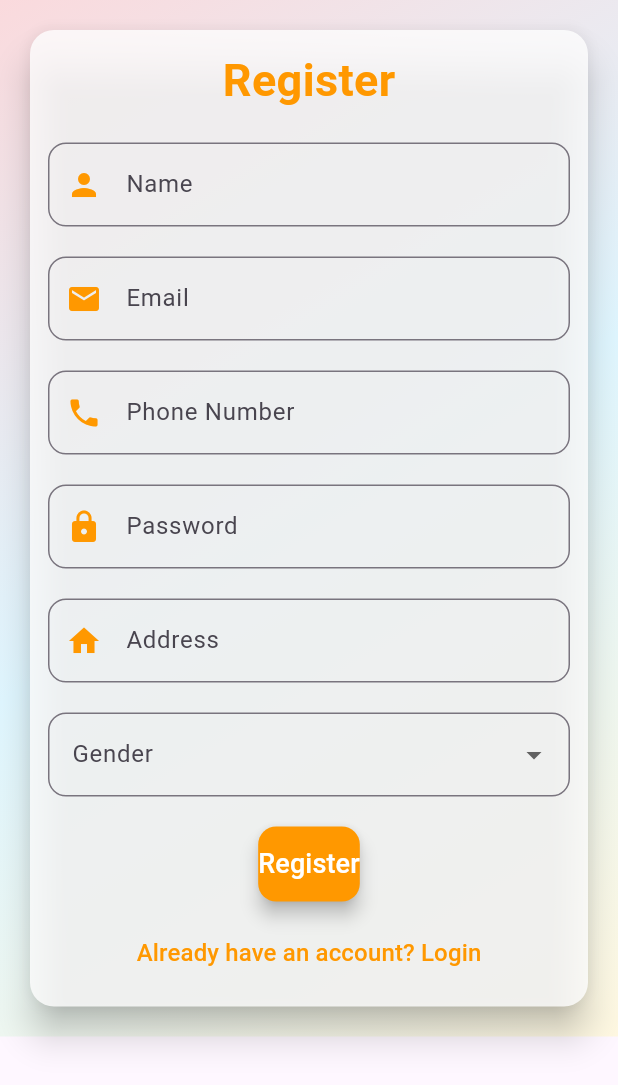
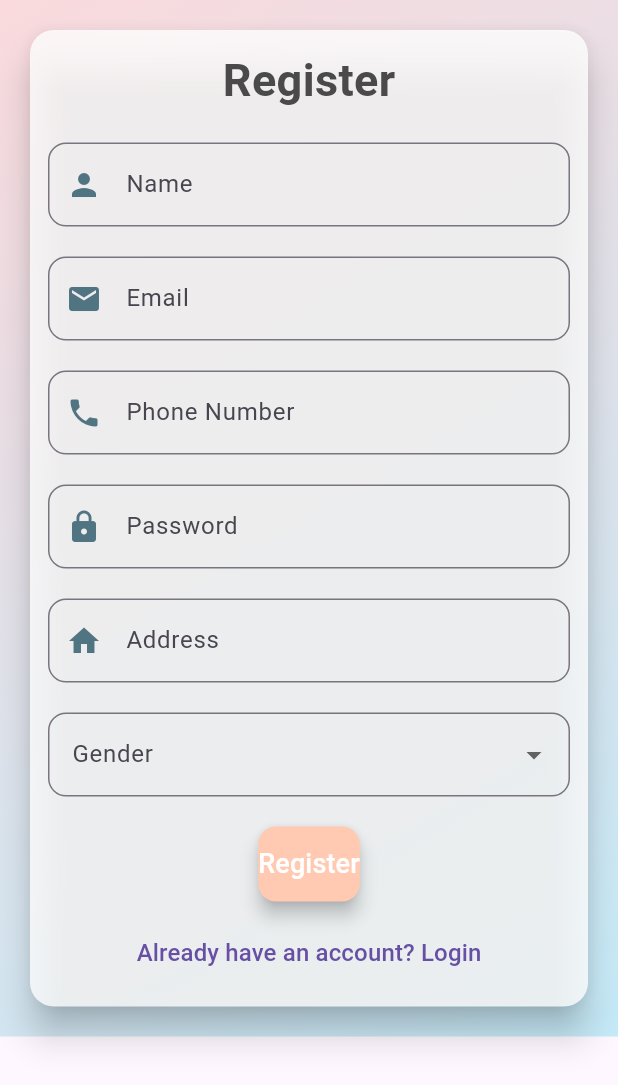
Before and after one commit to SHABBIRKH/BabyShopHub-Flutter, a Flutter app: the screen it shows after launch, after a tap on "Login", after a tap on "Register your self", on a phone screen of 412 x 824 dp. Shown: the top 1085 px of the screen. Run offline on Flutter 3.47's test engine with Material 3 defaults, Android fonts, the phone set to English and light mode, and no system bars; our stand-ins replace cloud_firestore, firebase_auth, firebase_core; accounts and stored records are empty.

Commit message:
changed theme

```diff
--- a/lib/admin/drawer.dart
+++ b/lib/admin/drawer.dart
@@ -3,7 +3,7 @@ import 'package:babyshophub/admin/admin.dart';
 import 'category.dart';
 class sidebar extends StatelessWidget {
   final String userName;
-  const sidebar({Key? key, required this.userName}) : super(key: key);
+  const sidebar({super.key, required this.userName});
   @override
   Widget build(BuildContext context) {
     return  Drawer(
@@ -53,7 +53,7 @@ class sidebar extends StatelessWidget {
               Navigator.pushReplacement(
           context,
           MaterialPageRoute(
-            builder: (context) => MyCategoryApp(), // Pass userName
+            builder: (context) => const MyCategoryApp(), // Pass userName
           ),
         );
             },
--- a/lib/login.dart
+++ b/lib/login.dart
@@ -6,14 +6,16 @@ import 'package:firebase_core/firebase_core.dart';
 import 'package:babyshophub/firebase_options.dart';
 import 'package:flutter/material.dart';
 import 'register.dart';
+
 Future<void> main() async {
   WidgetsFlutterBinding.ensureInitialized();
   await Firebase.initializeApp(
+    options: DefaultFirebaseOptions.currentPlatform,
+  );
+}
 
-    options: DefaultFirebaseOptions.currentPlatform,
-);}
 class MyLogin extends StatelessWidget {
-  const MyLogin({Key? key}) : super(key: key);
+  const MyLogin({super.key});
 
   @override
   Widget build(BuildContext context) {
@@ -28,7 +30,7 @@ class MyLogin extends StatelessWidget {
 }
 
 class LoginPage extends StatefulWidget {
-  const LoginPage({Key? key}) : super(key: key);
+  const LoginPage({super.key});
 
   @override
   _LoginPageState createState() => _LoginPageState();
@@ -52,32 +54,38 @@ class _LoginPageState extends State<LoginPage> {
 
         // Fetch user details from Firestore
         String userId = userCredential.user!.uid;
-      DocumentSnapshot userDoc = await FirebaseFirestore.instance.collection('users').doc(userId).get();
+        DocumentSnapshot userDoc = await FirebaseFirestore.instance
+            .collection('users')
+            .doc(userId)
+            .get();
 
         if (!userDoc.exists) {
           ScaffoldMessenger.of(context).showSnackBar(
-          SnackBar(content: Text('User not found in database')),
+            const SnackBar(content: Text('User not found in database')),
           );
           return;
         }
 
         // Get user name and role
         String userName = userDoc['name']; // Get user name from Firestore
-      String role = userDoc['role'] ?? 'user'; // Default to 'user' if role is not set
+        String role =
+            userDoc['role'] ?? 'user'; // Default to 'user' if role is not set
 
         // Navigate to the correct page based on role
         if (role == 'Admin') {
           Navigator.pushReplacement(
             context,
             MaterialPageRoute(
-            builder: (context) => AdminPage(userName: userName), // Pass userName
+              builder: (context) =>
+                  AdminPage(userName: userName), // Pass userName
             ),
           );
         } else {
           Navigator.pushReplacement(
             context,
             MaterialPageRoute(
-            builder: (context) => userPage(userName: userName), // Pass userName
+              builder: (context) =>
+                  userPage(userName: userName), // Pass userName
             ),
           );
         }
@@ -95,7 +103,11 @@ class _LoginPageState extends State<LoginPage> {
         body: Container(
             decoration: const BoxDecoration(
               gradient: LinearGradient(
-            colors: [Colors.yellow, Colors.orange],
+                colors: [
+                  Color.fromARGB(255, 250, 218, 221),
+                              Color.fromARGB(255, 197, 234, 248),
+
+                ],
                 begin: Alignment.topLeft,
                 end: Alignment.bottomRight,
               ),
@@ -104,7 +116,8 @@ class _LoginPageState extends State<LoginPage> {
                 child: Padding(
               padding: const EdgeInsets.all(16.0),
               child: Card(
-              color: const Color.fromARGB(243, 246, 245, 245).withOpacity(0.8), // Semi-transparent white background
+                color: const Color.fromARGB(243, 246, 245, 245)
+                    .withOpacity(0.8), // Semi-transparent white background
                 elevation: 10,
                 shape: RoundedRectangleBorder(
                   borderRadius: BorderRadius.circular(16),
@@ -121,7 +134,7 @@ class _LoginPageState extends State<LoginPage> {
                           style: TextStyle(
                             fontSize: 32,
                             fontWeight: FontWeight.bold,
-                          color: Colors.orange,
+                            color: Color.fromARGB(255, 74, 74, 74),
                           ),
                         ),
                         const SizedBox(height: 20),
@@ -131,13 +144,18 @@ class _LoginPageState extends State<LoginPage> {
                             labelText: 'Username',
                             border: OutlineInputBorder(
                               borderRadius: BorderRadius.circular(12),
-                            borderSide: BorderSide(color: Colors.orangeAccent),
+                              borderSide:
+                                  const BorderSide(color: Colors.orangeAccent),
                             ),
                             focusedBorder: OutlineInputBorder(
                               borderRadius: BorderRadius.circular(12),
-                            borderSide: const BorderSide(color: Colors.orange),
+                              borderSide:
+                                  const BorderSide(color: Colors.orange),
                             ),
-                          prefixIcon: const Icon(Icons.person, color: Colors.orange),
+                            prefixIcon: const Icon(
+                              Icons.person,
+                              color: Color.fromARGB(255, 81, 116, 131),
+                            ),
                           ),
                           validator: (value) {
                             if (value == null || value.isEmpty) {
@@ -154,13 +172,18 @@ class _LoginPageState extends State<LoginPage> {
                             labelText: 'Password',
                             border: OutlineInputBorder(
                               borderRadius: BorderRadius.circular(12),
-                            borderSide: BorderSide(color: Colors.orangeAccent),
+                              borderSide:
+                                  const BorderSide(color: Colors.orangeAccent),
                             ),
                             focusedBorder: OutlineInputBorder(
                               borderRadius: BorderRadius.circular(12),
-                            borderSide: const BorderSide(color: Colors.orange),
+                              borderSide:
+                                  const BorderSide(color: Colors.orange),
                             ),
-                          prefixIcon: const Icon(Icons.lock, color: Colors.orange),
+                            prefixIcon: const Icon(
+                              Icons.lock,
+                              color: Color.fromARGB(255, 81, 116, 131),
+                            ),
                             // suffixIcon: Padding(
                             //   padding: EdgeInsets.all(0),
                             //   child: IconButton(onPressed: () {
@@ -181,7 +204,8 @@ class _LoginPageState extends State<LoginPage> {
                         ElevatedButton(
                           onPressed: _login,
                           style: ElevatedButton.styleFrom(
-                          backgroundColor: Colors.orange, // Button color
+                            backgroundColor: Color.fromARGB(
+                                255, 255, 202, 177), // Button color
                             padding: const EdgeInsets.symmetric(vertical: 15),
                             shape: RoundedRectangleBorder(
                               borderRadius: BorderRadius.circular(12),
@@ -204,20 +228,24 @@ class _LoginPageState extends State<LoginPage> {
                           child: const Text(
                             'Forgot Password?',
                             style: TextStyle(
-                            color: Colors.orange,
+                              color: Color.fromARGB(255, 74, 74, 74),
                               fontSize: 16,
                             ),
                           ),
                         ),
-                      TextButton(onPressed: (){
+                        TextButton(
+                            onPressed: () {
                               Navigator.of(context).pushReplacement(
-        MaterialPageRoute(builder: (context) => const MyRegister()),
+                                MaterialPageRoute(
+                                    builder: (context) => const MyRegister()),
                               );
-                      }, child: Text("Register your self"))
+                            },
+                            child: const Text("Register your self"))
                       ],
                     ),
                   ),
                 ),
-            ),)
-        )));
-            }}
+              ),
+            ))));
+  }
+}
--- a/lib/main.dart
+++ b/lib/main.dart
@@ -1,4 +1,3 @@
-
 import 'package:babyshophub/firebase_options.dart';
 import 'package:flutter/material.dart';
 import 'dart:async';
@@ -8,12 +7,12 @@ import 'login.dart';
 Future<void> main() async {
   await Firebase.initializeApp(
     options: DefaultFirebaseOptions.currentPlatform,
-);
+  );
   runApp(const MyApp());
 }
 
 class MyApp extends StatelessWidget {
-  const MyApp({Key? key}) : super(key: key);
+  const MyApp({super.key});
 
   @override
   Widget build(BuildContext context) {
@@ -29,13 +28,14 @@ class MyApp extends StatelessWidget {
 }
 
 class SplashScreen extends StatefulWidget {
-  const SplashScreen({Key? key}) : super(key: key);
+  const SplashScreen({super.key});
 
   @override
   _SplashScreenState createState() => _SplashScreenState();
 }
 
-class _SplashScreenState extends State<SplashScreen> with SingleTickerProviderStateMixin {
+class _SplashScreenState extends State<SplashScreen>
+    with SingleTickerProviderStateMixin {
   late AnimationController _controller;
   late Animation<double> _animation;
 
@@ -69,20 +69,33 @@ class _SplashScreenState extends State<SplashScreen> with SingleTickerProviderSt
   @override
   Widget build(BuildContext context) {
     return Scaffold(
-      backgroundColor: const Color.fromARGB(255, 245, 222, 23), // Set the background color to orange
-      body: Center(
+        // backgroundColor: const Color.fromARGB(
+        //     255, 255, 248, 225), // Set the background color to orange
+        body: Container(
+      decoration: BoxDecoration(
+        gradient: LinearGradient(
+          colors: [
+            Color.fromARGB(255, 250, 218, 221),
+            Color.fromARGB(255, 197, 234, 248),
+          ],
+          begin: Alignment.topLeft,
+          end: Alignment.bottomRight,
+        ),
+      ),
+      child: Center(
         child: Column(
           mainAxisAlignment: MainAxisAlignment.center,
           children: [
             ScaleTransition(
               scale: _animation, // Use ScaleTransition for animation
-              child: Image.asset('../assets/logo.png', width: 100, height: 100), // Replace with your logo
+              child: Image.asset('../assets/logo.png',
+                  width: 100, height: 100), // Replace with your logo
             ),
             const SizedBox(height: 20),
             const Text(
-              'E-Commerce ',
+              'Baby Shop hub ',
               style: TextStyle(
-                color: Colors.white,
+                color: Color.fromARGB(255, 74, 74, 74),
                 fontSize: 24,
                 fontWeight: FontWeight.bold,
               ),
@@ -90,12 +103,12 @@ class _SplashScreenState extends State<SplashScreen> with SingleTickerProviderSt
           ],
         ),
       ),
-    );
+    ));
   }
 }
 
 class AdminPanel extends StatelessWidget {
-  const AdminPanel({Key? key}) : super(key: key);
+  const AdminPanel({super.key});
 
   @override
   Widget build(BuildContext context) {
--- a/lib/register.dart
+++ b/lib/register.dart
@@ -4,17 +4,15 @@ import 'package:firebase_auth/firebase_auth.dart';
 import 'package:firebase_core/firebase_core.dart';
 import 'package:flutter/material.dart';
 
-
 Future<void> main() async {
   WidgetsFlutterBinding.ensureInitialized();
   await Firebase.initializeApp(
-
     options: DefaultFirebaseOptions.currentPlatform,
-);}
-
+  );
+}
 
 class MyRegister extends StatelessWidget {
-  const MyRegister({Key? key}) : super(key: key);
+  const MyRegister({super.key});
 
   @override
   Widget build(BuildContext context) {
@@ -29,7 +27,7 @@ class MyRegister extends StatelessWidget {
 }
 
 class RegistrationPage extends StatefulWidget {
-  const RegistrationPage({Key? key}) : super(key: key);
+  const RegistrationPage({super.key});
 
   @override
   _RegistrationPageState createState() => _RegistrationPageState();
@@ -43,7 +41,7 @@ class _RegistrationPageState extends State<RegistrationPage> {
   final TextEditingController _passwordController = TextEditingController();
   final TextEditingController _addressController = TextEditingController();
   String? _gender;
-  String? _role = 'User'; // Default role is User
+  final String? _role = 'User'; // Default role is User
 
   // Firebase Authentication instance
   final FirebaseAuth _auth = FirebaseAuth.instance;
@@ -55,7 +53,8 @@ class _RegistrationPageState extends State<RegistrationPage> {
     if (_formKey.currentState!.validate()) {
       try {
         // Register the user with Firebase Authentication
-        UserCredential userCredential = await _auth.createUserWithEmailAndPassword(
+        UserCredential userCredential =
+            await _auth.createUserWithEmailAndPassword(
           email: _emailController.text,
           password: _passwordController.text,
         );
@@ -75,27 +74,30 @@ class _RegistrationPageState extends State<RegistrationPage> {
         });
 
         // Show success message and navigate
-        ScaffoldMessenger.of(context).showSnackBar(const SnackBar(content: Text('Registration Successful')));
+        ScaffoldMessenger.of(context).showSnackBar(
+            const SnackBar(content: Text('Registration Successful')));
 
         // Navigate to home page or login screen
         // Example: Navigator.pushReplacementNamed(context, '/home');
       } catch (e) {
-        ScaffoldMessenger.of(context).showSnackBar(SnackBar(content: Text('Error: $e')));
+        ScaffoldMessenger.of(context)
+            .showSnackBar(SnackBar(content: Text('Error: $e')));
       }
     }
   }
 
-
-
-
   @override
   Widget build(BuildContext context) {
     return Scaffold(
-      body: SingleChildScrollView(  // Add ScrollView here
+      body: SingleChildScrollView(
+        // Add ScrollView here
         child: Container(
           decoration: const BoxDecoration(
             gradient: LinearGradient(
-              colors: [Color.fromARGB(255, 250, 218, 221 ), Color.fromARGB(255, 223, 246, 255 ),Color.fromARGB(255,255, 248, 225)],
+              colors: [
+                Color.fromARGB(255, 250, 218, 221),
+                Color.fromARGB(255, 197, 234, 248),
+              ],
               begin: Alignment.topLeft,
               end: Alignment.bottomRight,
             ),
@@ -114,7 +116,8 @@ class _RegistrationPageState extends State<RegistrationPage> {
                   double padding = screenWidth < 400 ? 12 : 16;
 
                   return Card(
-                    color: Colors.white.withOpacity(0.8), // Semi-transparent white background
+                    color: Colors.white
+                        .withOpacity(0.8), // Semi-transparent white background
                     elevation: 10,
                     shape: RoundedRectangleBorder(
                       borderRadius: BorderRadius.circular(16),
@@ -129,9 +132,10 @@ class _RegistrationPageState extends State<RegistrationPage> {
                             Text(
                               'Register',
                               style: TextStyle(
-                                fontSize: fontSize + 12, // Adjusting font size for larger screens
+                                fontSize: fontSize +
+                                    12, // Adjusting font size for larger screens
                                 fontWeight: FontWeight.bold,
-                                color: Colors.orange,
+                                color: Color.fromARGB(255, 74, 74, 74),
                               ),
                             ),
                             const SizedBox(height: 20),
@@ -154,7 +158,8 @@ class _RegistrationPageState extends State<RegistrationPage> {
                               validator: (value) {
                                 if (value == null ||
                                     value.isEmpty ||
-                                    !RegExp(r'^[^@]+@[^@]+\.[^@]+').hasMatch(value)) {
+                                    !RegExp(r'^[^@]+@[^@]+\.[^@]+')
+                                        .hasMatch(value)) {
                                   return 'Please enter a valid email';
                                 }
                                 return null;
@@ -203,8 +208,10 @@ class _RegistrationPageState extends State<RegistrationPage> {
                             ElevatedButton(
                               onPressed: _register,
                               style: ElevatedButton.styleFrom(
-                                backgroundColor: Colors.orange,
-                                padding: EdgeInsets.symmetric(vertical: screenWidth < 400 ? 12 : 15),
+                                backgroundColor:
+                                    Color.fromARGB(255, 255, 202, 177),
+                                padding: EdgeInsets.symmetric(
+                                    vertical: screenWidth < 400 ? 12 : 15),
                                 shape: RoundedRectangleBorder(
                                   borderRadius: BorderRadius.circular(12),
                                 ),
@@ -212,21 +219,22 @@ class _RegistrationPageState extends State<RegistrationPage> {
                               ),
                               child: Text(
                                 'Register',
-                                style: TextStyle(fontSize: fontSize, color: Colors.white),
+                                style: TextStyle(
+                                    fontSize: fontSize, color: Colors.white),
                               ),
                             ),
                             const SizedBox(height: 10),
                             TextButton(
                               onPressed: () {
                                 ScaffoldMessenger.of(context).showSnackBar(
-                                  const SnackBar(content: Text('Navigating to Login...')),
+                                  const SnackBar(
+                                      content: Text('Navigating to Login...')),
                                 );
-
                               },
                               child: const Text(
                                 'Already have an account? Login',
                                 style: TextStyle(
-                                  color: Colors.orange,
+                                  // color: Colors.orange,
                                   fontSize: 16,
                                 ),
                               ),
@@ -260,7 +268,10 @@ class _RegistrationPageState extends State<RegistrationPage> {
         border: OutlineInputBorder(
           borderRadius: BorderRadius.circular(12),
         ),
-        prefixIcon: Icon(icon, color: Colors.orange),
+        prefixIcon: Icon(
+          icon,
+          color: Color.fromARGB(255, 81, 116, 131),
+        ),
       ),
       validator: validator,
     );
--- a/pubspec.yaml
+++ b/pubspec.yaml
@@ -19,7 +19,7 @@ publish_to: 'none' # Remove this line if you wish to publish to pub.dev
 version: 1.0.0+1
 
 environment:
-  sdk: ^3.5.4
+  sdk: ^3.4.0
 
 # Dependencies specify other packages that your package needs in order to work.
 # To automatically upgrade your package dependencies to the latest versions
```
Also changed, not shown: lib/admin/admin.dart (+20 -6 lines), lib/admin/category.dart (+4 -4 lines), lib/user.dart (+7 -3 lines), pubspec.lock, 1 other file. Lines whose indentation alone changed are shown as unchanged.
